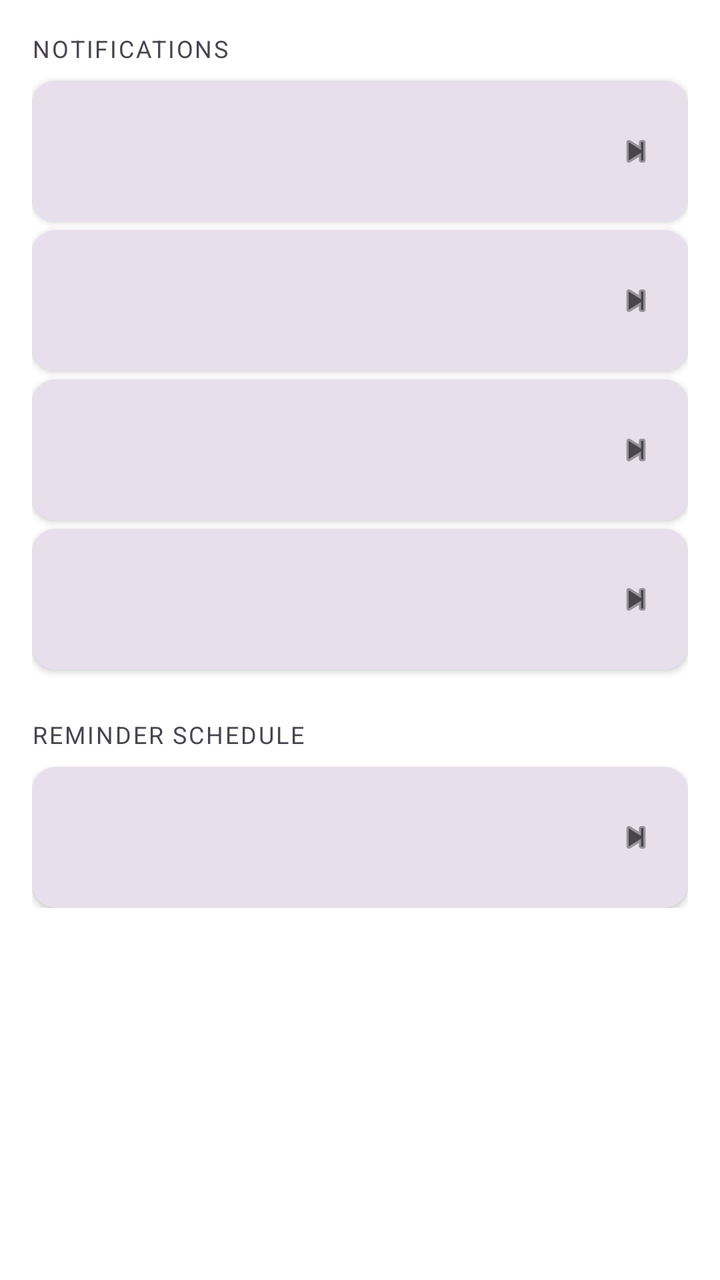
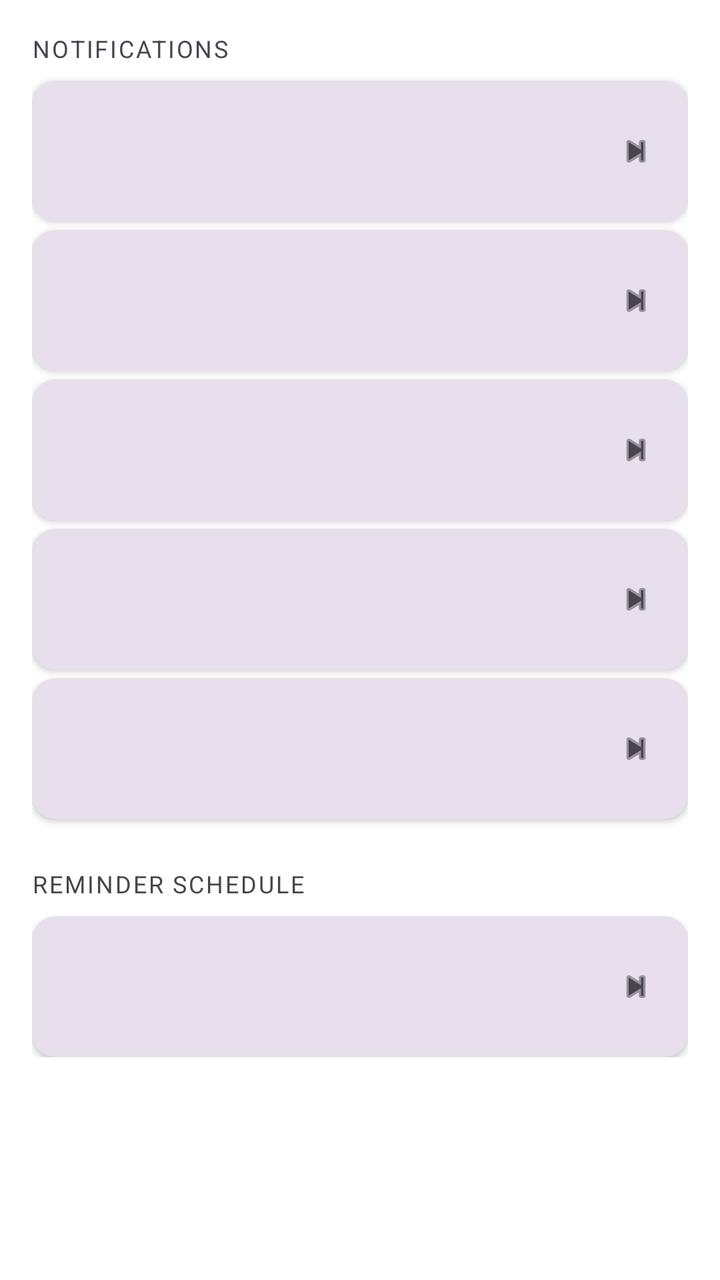

Compare the two renders of this Android layout. The source of the first and the diff that turns it into the second are given below.
<!-- AndroidManifest.xml: application theme Theme.WaterReminder -->
<!-- res/layout/fragment_notifications.xml -->
<?xml version="1.0" encoding="utf-8"?>
<androidx.constraintlayout.widget.ConstraintLayout xmlns:android="http://schemas.android.com/apk/res/android"
    xmlns:app="http://schemas.android.com/apk/res-auto"
    android:layout_width="match_parent"
    android:layout_height="match_parent"
    android:background="?attr/pageBackground">

    <androidx.core.widget.NestedScrollView
        android:layout_width="0dp"
        android:layout_height="0dp"
        app:layout_constraintTop_toTopOf="parent"
        app:layout_constraintBottom_toTopOf="@id/text_app_version"
        app:layout_constraintStart_toStartOf="parent"
        app:layout_constraintEnd_toEndOf="parent">

        <LinearLayout
            android:layout_width="match_parent"
            android:layout_height="wrap_content"
            android:orientation="vertical"
            android:padding="16dp">

            <TextView
                android:layout_width="match_parent"
                android:layout_height="wrap_content"
                android:layout_marginBottom="8dp"
                android:text="@string/settings_section_notifications"
                android:textColor="?attr/colorOnSurfaceVariant"
                android:textSize="12sp"
                android:textAllCaps="true"
                android:letterSpacing="0.08" />

            <include
                android:id="@+id/row_enable_notifications"
                layout="@layout/item_settings_row"
                android:layout_width="match_parent"
                android:layout_height="wrap_content"
                android:layout_marginBottom="4dp" />

            <include
                android:id="@+id/row_show_after_goal"
                layout="@layout/item_settings_row"
                android:layout_width="match_parent"
                android:layout_height="wrap_content"
                android:layout_marginBottom="4dp" />

            <include
                android:id="@+id/row_idle_reminder"
                layout="@layout/item_settings_row"
                android:layout_width="match_parent"
                android:layout_height="wrap_content"
                android:layout_marginBottom="4dp" />

            <include
                android:id="@+id/row_quick_log_actions"
                layout="@layout/item_settings_row"
                android:layout_width="match_parent"
                android:layout_height="wrap_content" />

            
            <TextView
                android:layout_width="match_parent"
                android:layout_height="wrap_content"
                android:layout_marginTop="24dp"
                android:layout_marginBottom="8dp"
                android:text="@string/settings_section_reminder_schedule"
                android:textColor="?attr/colorOnSurfaceVariant"
                android:textSize="12sp"
                android:textAllCaps="true"
                android:letterSpacing="0.08" />

            <include
                android:id="@+id/row_reminder_window"
                layout="@layout/item_settings_row"
                android:layout_width="match_parent"
                android:layout_height="wrap_content" />

        </LinearLayout>

    </androidx.core.widget.NestedScrollView>

    <TextView
        android:id="@+id/text_app_version"
        android:layout_width="wrap_content"
        android:layout_height="wrap_content"
        android:layout_margin="16dp"
        android:textColor="?attr/colorOnSurfaceVariant"
        android:textSize="12sp"
        app:layout_constraintBottom_toBottomOf="parent"
        app:layout_constraintStart_toStartOf="parent" />

</androidx.constraintlayout.widget.ConstraintLayout>
<!-- res/layout/item_settings_row.xml (included above) -->
<?xml version="1.0" encoding="utf-8"?>
<androidx.cardview.widget.CardView xmlns:android="http://schemas.android.com/apk/res/android"
    xmlns:app="http://schemas.android.com/apk/res-auto"
    android:layout_width="match_parent"
    android:layout_height="wrap_content"
    app:cardCornerRadius="12dp"
    app:cardElevation="2dp"
    app:cardBackgroundColor="?attr/colorSurfaceVariant">

    <LinearLayout
        android:id="@+id/row_container"
        android:layout_width="match_parent"
        android:layout_height="wrap_content"
        android:orientation="horizontal"
        android:gravity="center_vertical"
        android:padding="16dp"
        android:background="?attr/selectableItemBackground"
        android:clickable="true"
        android:focusable="true">

        <ImageView
            android:id="@+id/row_icon"
            android:layout_width="24dp"
            android:layout_height="24dp"
            android:layout_marginEnd="16dp"
            android:tint="@color/brand_blue"
            android:importantForAccessibility="no" />

        <LinearLayout
            android:layout_width="0dp"
            android:layout_height="wrap_content"
            android:layout_weight="1"
            android:orientation="vertical">

            <TextView
                android:id="@+id/row_title"
                android:layout_width="wrap_content"
                android:layout_height="wrap_content"
                android:textColor="?attr/colorOnSurface"
                android:textSize="15sp" />

            <TextView
                android:id="@+id/row_subtitle"
                android:layout_width="wrap_content"
                android:layout_height="wrap_content"
                android:layout_marginTop="2dp"
                android:textColor="?attr/colorOnSurfaceVariant"
                android:textSize="12sp" />

        </LinearLayout>

        
        <com.google.android.material.switchmaterial.SwitchMaterial
            android:id="@+id/row_switch"
            android:layout_width="wrap_content"
            android:layout_height="wrap_content"
            android:layout_marginStart="8dp"
            android:clickable="false"
            android:focusable="false"
            android:visibility="gone" />

        <ImageView
            android:id="@+id/row_chevron"
            android:layout_width="20dp"
            android:layout_height="20dp"
            android:src="@android:drawable/ic_media_next"
            android:tint="?attr/colorOnSurfaceVariant"
            android:importantForAccessibility="no" />

    </LinearLayout>

</androidx.cardview.widget.CardView>
<!-- resources referenced by this layout -->
<resources>
  <color name="brand_blue">#2196F3</color>
  <string name="settings_section_notifications">Notifications</string>
  <string name="settings_section_reminder_schedule">Reminder schedule</string>
  <style name="Theme.WaterReminder" parent="Base.Theme.WaterReminder" />
  <style name="Base.Theme.WaterReminder" parent="Theme.Material3.DayNight.NoActionBar">
          <item name="pageBackground">@color/page_background</item>
          <item name="toolbarBackground">@color/toolbar_background</item>
          <item name="iconBackdrop">@color/icon_backdrop_blue</item>
          <item name="quickAddBackground">@color/brand_blue</item>
          <item name="quickAddForeground">@color/white</item>
          <item name="quickRemoveBackground">@color/quick_remove_bg</item>
          <item name="quickRemoveForeground">@color/brand_blue</item>
      </style>
  <color name="page_background">#FFFFFF</color>
  <color name="toolbar_background">#1A2535</color>
  <color name="icon_backdrop_blue">#E3F2FD</color>
  <color name="white">#FFFFFFFF</color>
  <color name="quick_remove_bg">#E3F2FD</color>
</resources>

<!-- the commit's change to res/layout/fragment_notifications.xml (unified diff, before → after) -->
@@ -52,6 +52,13 @@
 
             <include
                 android:id="@+id/row_quick_log_actions"
+                layout="@layout/item_settings_row"
+                android:layout_width="match_parent"
+                android:layout_height="wrap_content"
+                android:layout_marginBottom="4dp" />
+
+            <include
+                android:id="@+id/row_reminder_sound"
                 layout="@layout/item_settings_row"
                 android:layout_width="match_parent"
                 android:layout_height="wrap_content" />
